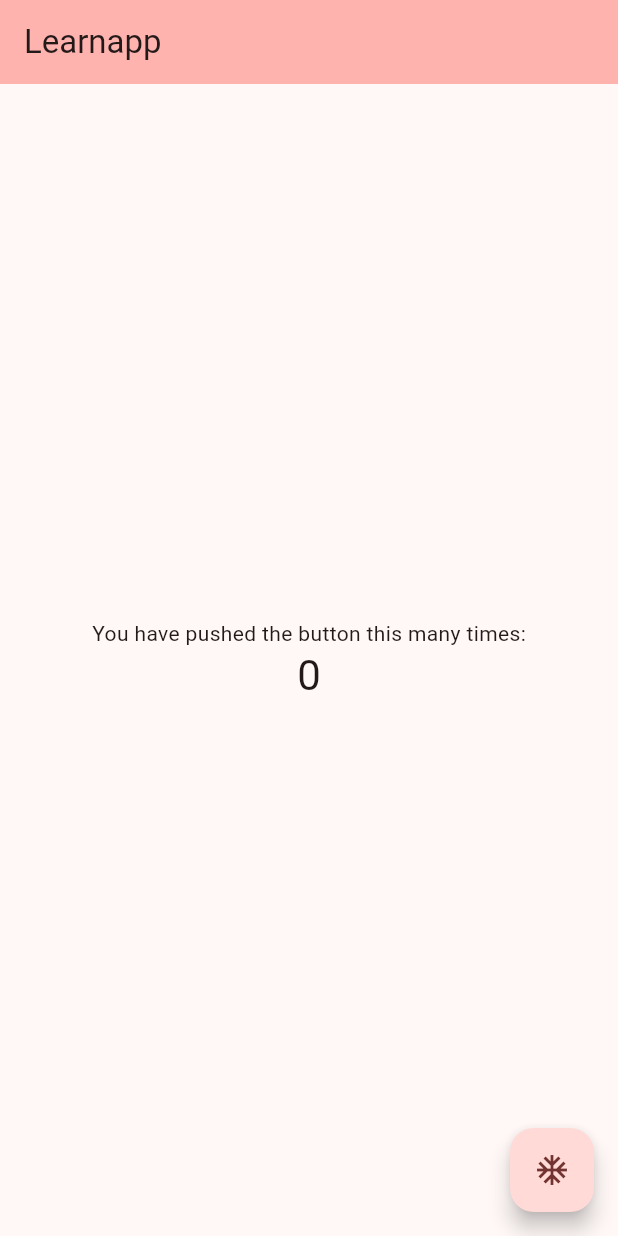
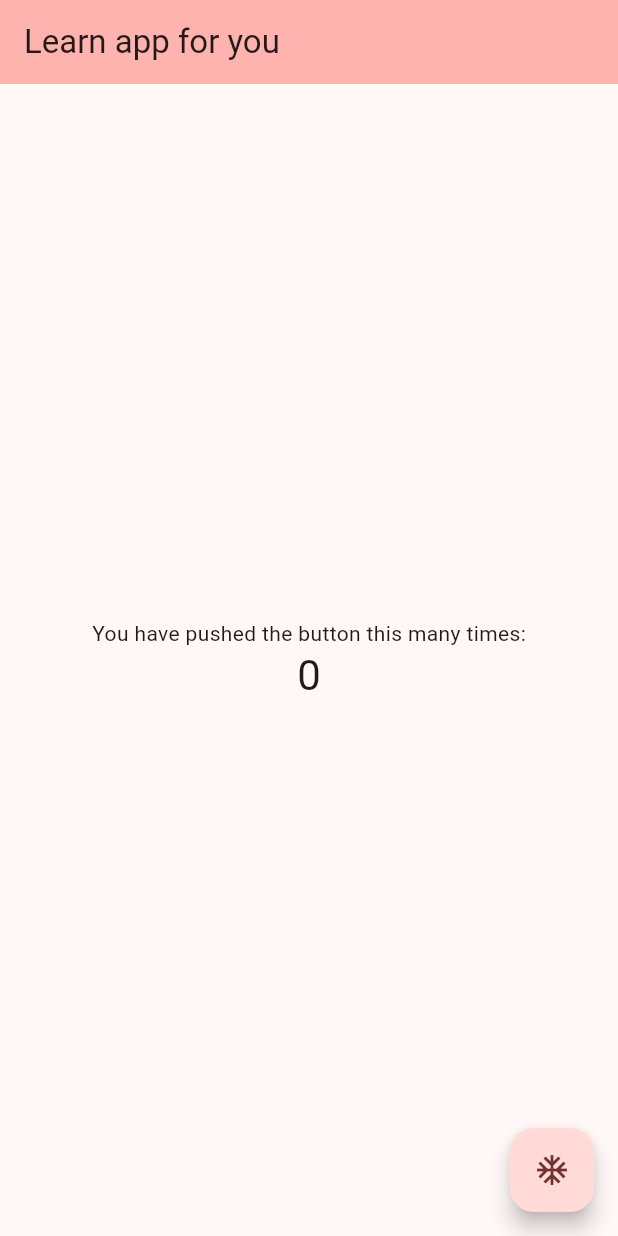
Before and after one commit to PiyanutChaiyamong/test-app, a Flutter app: the screen it shows after launch, on a phone screen of 412 x 824 dp. Run offline on Flutter 3.47's test engine with Material 3 defaults, Android fonts, the phone set to English and light mode, and no system bars.

Commit message:
ทดสอบ

```diff
--- a/lib/main.dart
+++ b/lib/main.dart
@@ -16,7 +16,7 @@ class MyApp extends StatelessWidget {
         useMaterial3: true,
       ),
       home: const MyHomePage(
-        title: 'Learnapp',
+        title: 'Learn app for you',
       ),
     );
   }
```
